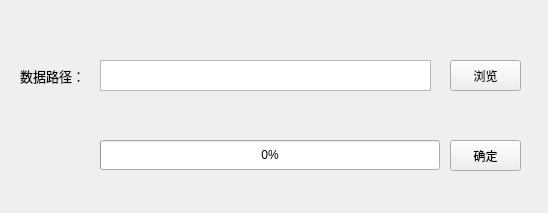
Qt form PyQtLearn/UI/RasterBand.ui (lizyagrs/PyGeoSpatialStudy) before a commit.
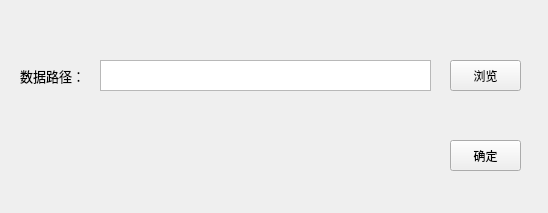
The same form after that commit.

```diff
--- a/PyQtLearn/UI/RasterBand.ui
+++ b/PyQtLearn/UI/RasterBand.ui
@@ -26,19 +26,6 @@
     <string>浏览</string>
    </property>
   </widget>
-  <widget class="QProgressBar" name="progressBar">
-   <property name="geometry">
-    <rect>
-     <x>100</x>
-     <y>140</y>
-     <width>340</width>
-     <height>30</height>
-    </rect>
-   </property>
-   <property name="value">
-    <number>0</number>
-   </property>
-  </widget>
   <widget class="QLabel" name="label">
    <property name="geometry">
     <rect>
```
Left out of the diff: 5 changed lines with no effect on the pictures.
